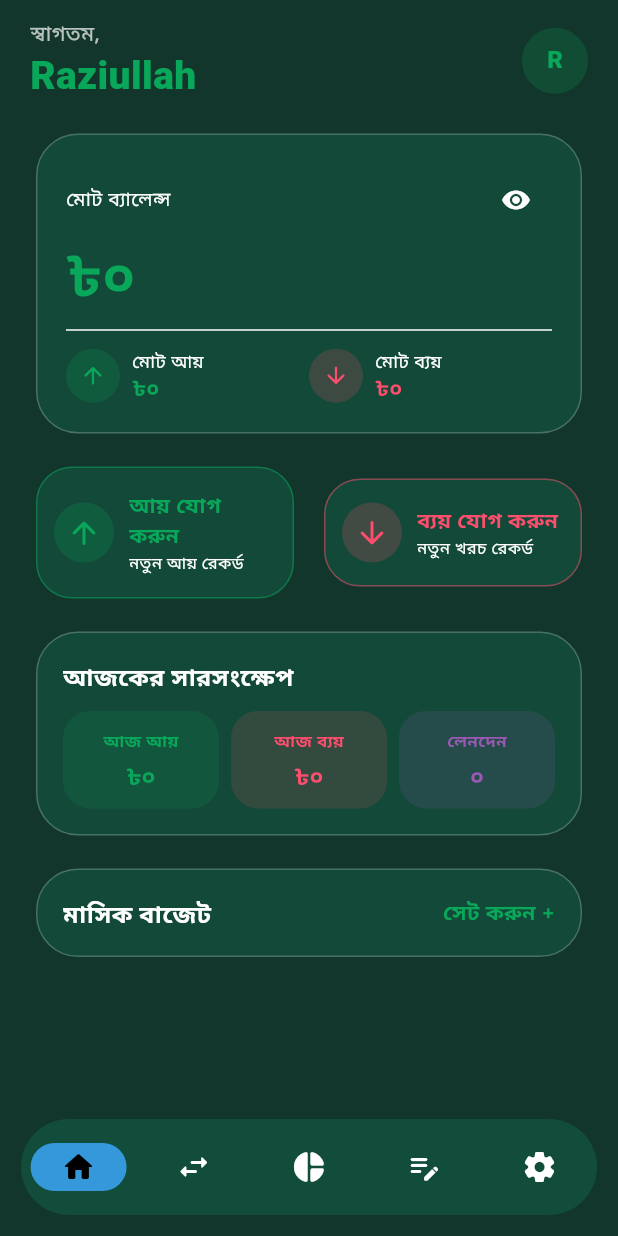
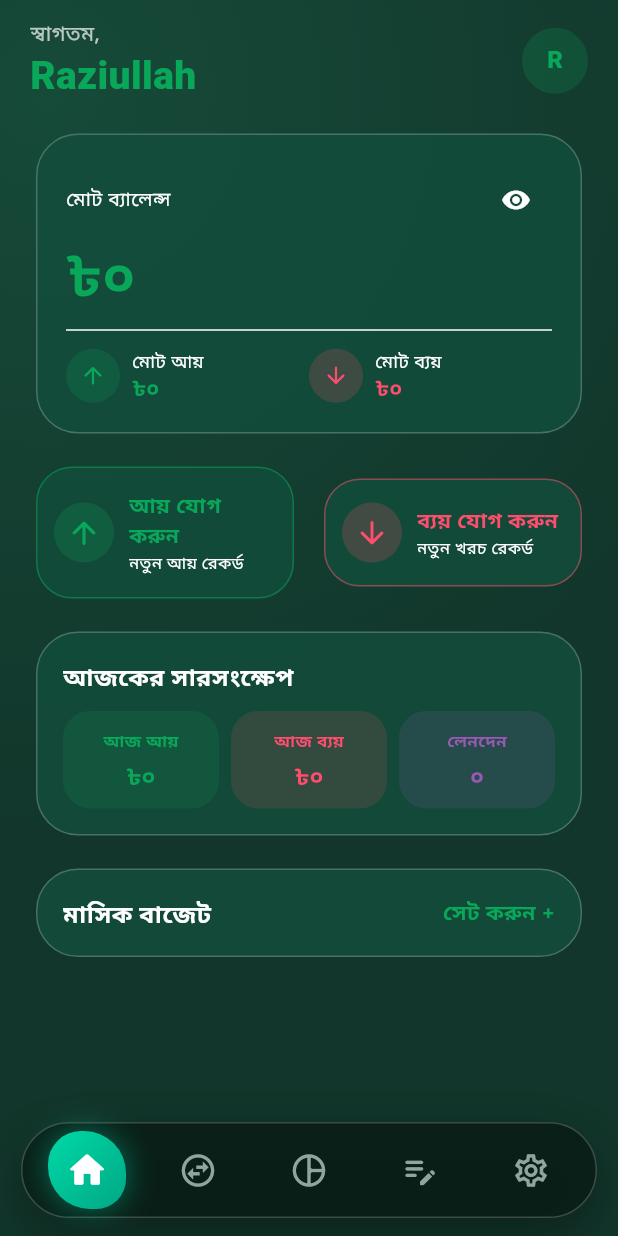
Before and after one commit to raziullah26/pokeet-flutter, a Flutter app: the screen it shows after launch, on a phone screen of 412 x 824 dp. Run offline on Flutter 3.47's test engine with Material 3 defaults, Android fonts, the phone set to English and light mode, and no system bars; our stand-ins replace fl_chart, shared_preferences.

Commit message:
Step 1: Add glass UI kit and floating blob nav bar

```diff
--- a/lib/main.dart
+++ b/lib/main.dart
@@ -7,6 +7,8 @@ import 'screens/notes_screen.dart';
 import 'screens/settings_screen.dart';
 import 'screens/transactions_screen.dart';
 import 'theme/app_theme.dart';
+import 'widgets/floating_nav.dart';
+import 'widgets/pokeet_ui.dart';
 
 void main() async {
   WidgetsFlutterBinding.ensureInitialized();
@@ -127,26 +129,13 @@ class _PokeetShellState extends State<PokeetShell> {
     ];
 
     return Scaffold(
-      body: SafeArea(child: pages[_idx]),
       extendBody: true,
-      bottomNavigationBar: Padding(
-        padding: const EdgeInsets.fromLTRB(14, 0, 14, 14),
-        child: ClipRRect(
-          borderRadius: BorderRadius.circular(34),
-          child: NavigationBar(
-            height: 64,
-            selectedIndex: _idx,
-            labelBehavior: NavigationDestinationLabelBehavior.alwaysHide,
-            onDestinationSelected: (i) => setState(() => _idx = i),
-            destinations: const [
-              NavigationDestination(icon: Icon(Icons.home_rounded), label: 'Home'),
-              NavigationDestination(icon: Icon(Icons.swap_horiz_rounded), label: 'Tx'),
-              NavigationDestination(icon: Icon(Icons.pie_chart_rounded), label: 'Analysis'),
-              NavigationDestination(icon: Icon(Icons.edit_note_rounded), label: 'Notes'),
-              NavigationDestination(icon: Icon(Icons.settings_rounded), label: 'Settings'),
-            ],
-          ),
-        ),
+      body: PokeetBackground(
+        child: SafeArea(bottom: false, child: pages[_idx]),
+      ),
+      bottomNavigationBar: PokeetFloatingNav(
+        currentIndex: _idx,
+        onTap: (i) => setState(() => _idx = i),
       ),
     );
   }
--- /dev/null
+++ b/lib/widgets/floating_nav.dart
@@ -0,0 +1,119 @@
+import 'package:flutter/material.dart';
+
+class PokeetFloatingNav extends StatelessWidget {
+  final int currentIndex;
+  final ValueChanged<int> onTap;
+
+  const PokeetFloatingNav({
+    super.key,
+    required this.currentIndex,
+    required this.onTap,
+  });
+
+  static const _icons = [
+    Icons.home_rounded,
+    Icons.swap_horizontal_circle_outlined,
+    Icons.pie_chart_outline_rounded,
+    Icons.edit_note_rounded,
+    Icons.settings_outlined,
+  ];
+
+  @override
+  Widget build(BuildContext context) {
+    final isDark = Theme.of(context).brightness == Brightness.dark;
+    final bottomPad = MediaQuery.of(context).padding.bottom;
+
+    return Padding(
+      padding: EdgeInsets.fromLTRB(14, 0, 14, 12 + bottomPad),
+      child: Container(
+        height: 64,
+        padding: const EdgeInsets.symmetric(horizontal: 6),
+        decoration: BoxDecoration(
+          borderRadius: BorderRadius.circular(34),
+          color: isDark ? const Color(0xF0091E16) : const Color(0xF2ECF0FC),
+          border: Border.all(
+            color: isDark
+                ? Colors.white.withValues(alpha: 0.20)
+                : Colors.white.withValues(alpha: 0.90),
+            width: 1,
+          ),
+          boxShadow: [
+            BoxShadow(
+              color: Colors.black.withValues(alpha: isDark ? 0.38 : 0.14),
+              blurRadius: 30,
+              offset: const Offset(0, 12),
+            ),
+          ],
+        ),
+        child: LayoutBuilder(
+          builder: (context, constraints) {
+            final itemW = constraints.maxWidth / _icons.length;
+            return Stack(
+              alignment: Alignment.centerLeft,
+              children: [
+                AnimatedPositioned(
+                  duration: const Duration(milliseconds: 280),
+                  curve: Curves.easeOutCubic,
+                  left: currentIndex * itemW + (itemW - 52) / 2,
+                  child: Container(
+                    width: 52,
+                    height: 52,
+                    decoration: BoxDecoration(
+                      borderRadius: const BorderRadius.only(
+                        topLeft: Radius.circular(22),
+                        topRight: Radius.circular(28),
+                        bottomLeft: Radius.circular(28),
+                        bottomRight: Radius.circular(20),
+                      ),
+                      gradient: const LinearGradient(
+                        begin: Alignment.topLeft,
+                        end: Alignment.bottomRight,
+                        colors: [Color(0xFF00D9A8), Color(0xFF00A884)],
+                      ),
+                      boxShadow: [
+                        BoxShadow(
+                          color: const Color(0xFF00FFCC).withValues(alpha: 0.32),
+                          blurRadius: 16,
+                          spreadRadius: 1,
+                        ),
+                      ],
+                    ),
+                  ),
+                ),
+                Row(
+                  children: List.generate(_icons.length, (i) {
+                    final active = i == currentIndex;
+                    return Expanded(
+                      child: GestureDetector(
+                        behavior: HitTestBehavior.opaque,
+                        onTap: () => onTap(i),
+                        child: SizedBox(
+                          height: 64,
+                          child: Center(
+                            child: AnimatedScale(
+                              duration: const Duration(milliseconds: 220),
+                              scale: active ? 1.12 : 1.0,
+                              child: Icon(
+                                _icons[i],
+                                size: 26,
+                                color: active
+                                    ? (isDark ? Colors.white : const Color(0xFF06402B))
+                                    : (isDark
+                                        ? const Color(0xFF8FA59D)
+                                        : const Color(0xFF5F6B7A)),
+                              ),
+                            ),
+                          ),
+                        ),
+                      ),
+                    );
+                  }),
+                ),
+              ],
+            );
+          },
+        ),
+      ),
+    );
+  }
+}
```
Also changed, not shown: lib/widgets/pokeet_ui.dart (added, +146 -0 lines).
